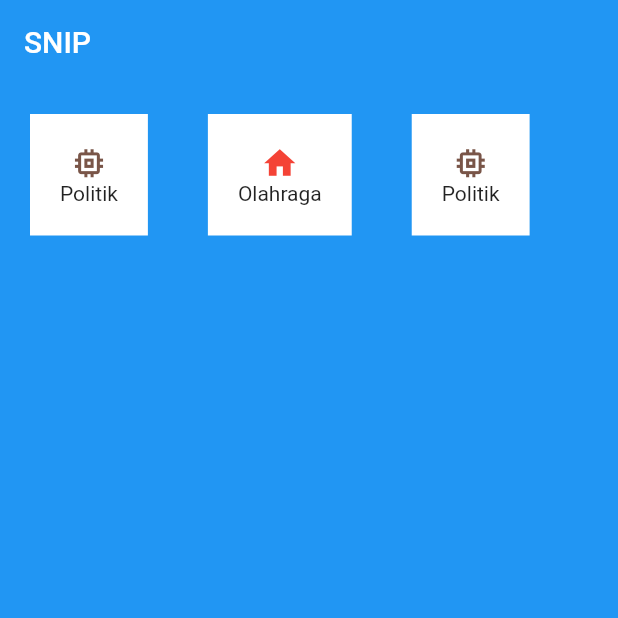
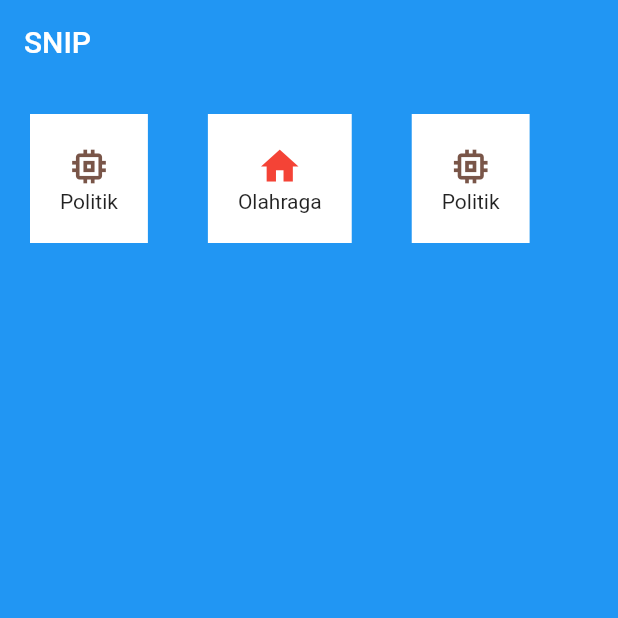
Before and after one commit to dapealfy/belajar_gusti, a Flutter app: the screen it shows after launch, on a phone screen of 412 x 824 dp, the top half of it. Run offline on Flutter 3.47's test engine with Material 2 defaults, Android fonts, the phone set to English and light mode, and no system bars.

Commit message:
Perubahan dikit

```diff
--- a/lib/main.dart
+++ b/lib/main.dart
@@ -86,7 +86,7 @@ class CardBerita extends StatelessWidget {
         ),
         child: Column(
           children: <Widget>[
-            Icon(icon, color: color, size: 25),
+            Icon(icon, color: color, size: 30),
             title,
           ],
         ),
```
